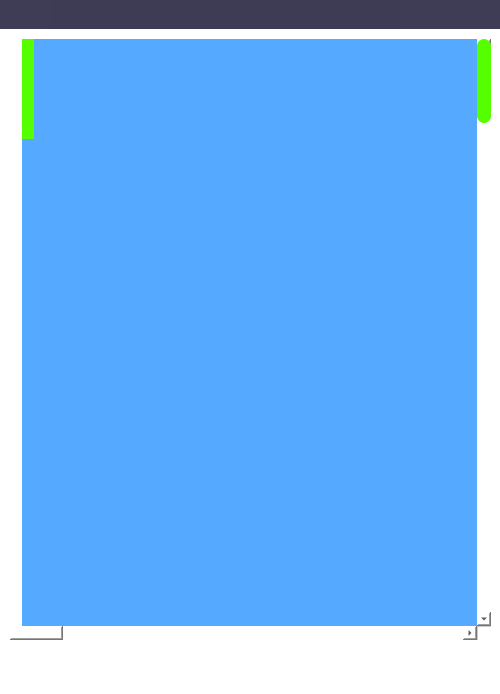
Before: the Qt Designer form ava_desktop_ui/form.ui in ompatel11/ava-desktop, drawn with Qt 5.
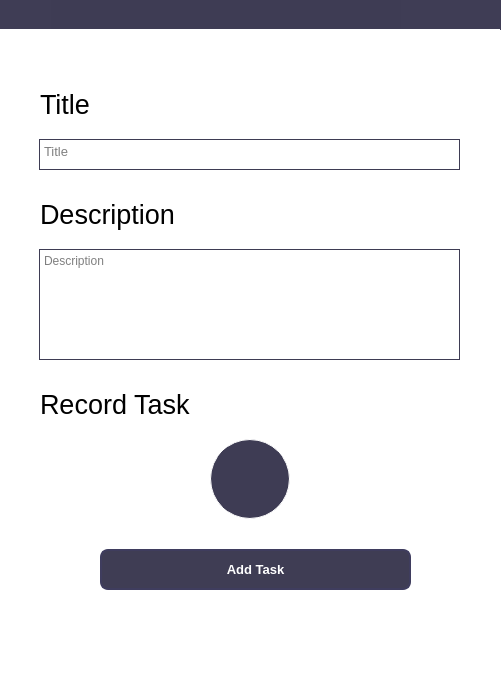
After: the same form once the commit is applied. The open tabs and pages were chosen to show the change. Icons and pictures are not drawn.

Commit message: Added Tasks and Add task Pages.

```diff
--- a/ava_desktop_ui/form.ui
+++ b/ava_desktop_ui/form.ui
@@ -12,7 +12,7 @@
    <rect>
     <x>0</x>
     <y>0</y>
-    <width>500</width>
+    <width>501</width>
     <height>694</height>
    </rect>
   </property>
@@ -1142,8 +1142,8 @@
       <rect>
        <x>10</x>
        <y>10</y>
-       <width>481</width>
-       <height>601</height>
+       <width>480</width>
+       <height>641</height>
       </rect>
      </property>
      <property name="styleSheet">
@@ -1167,8 +1167,8 @@
        <rect>
         <x>0</x>
         <y>0</y>
-        <width>4512</width>
-        <height>4500</height>
+        <width>480</width>
+        <height>641</height>
        </rect>
       </property>
       <property name="layoutDirection">
@@ -1193,63 +1193,293 @@
        <property name="bottomMargin">
         <number>0</number>
        </property>
-       <item>
-        <widget class="QFrame" name="frame_2">
-         <property name="sizePolicy">
-          <sizepolicy hsizetype="Preferred" vsizetype="Preferred">
-           <horstretch>0</horstretch>
-           <verstretch>0</verstretch>
-          </sizepolicy>
-         </property>
-         <property name="minimumSize">
-          <size>
-           <width>4500</width>
-           <height>4500</height>
-          </size>
-         </property>
-         <property name="styleSheet">
-          <string notr="true">background-color: rgb(85, 170, 255);
-border-top-right-radius: 12px;
-border-bottom-right-radius: 12px;</string>
-         </property>
-         <property name="frameShape">
-          <enum>QFrame::StyledPanel</enum>
-         </property>
-         <property name="frameShadow">
-          <enum>QFrame::Raised</enum>
-         </property>
-         <widget class="QFrame" name="frame_8">
-          <property name="geometry">
-           <rect>
-            <x>0</x>
-            <y>0</y>
-            <width>12</width>
-            <height>100</height>
-           </rect>
-          </property>
-          <property name="sizePolicy">
-           <sizepolicy hsizetype="Fixed" vsizetype="Fixed">
-            <horstretch>0</horstretch>
-            <verstretch>0</verstretch>
-           </sizepolicy>
-          </property>
-          <property name="styleSheet">
-           <string notr="true">background-color: rgb(85, 255, 0);
-border-top-right-radius: 0px;
-border-bottom-right-radius: 0px;</string>
-          </property>
-          <property name="frameShape">
-           <enum>QFrame::StyledPanel</enum>
-          </property>
-          <property name="frameShadow">
-           <enum>QFrame::Raised</enum>
-          </property>
-         </widget>
-        </widget>
-       </item>
       </layout>
      </widget>
     </widget>
+    <widget class="QPushButton" name="btnCreateTask">
+     <property name="geometry">
+      <rect>
+       <x>429</x>
+       <y>599</y>
+       <width>60</width>
+       <height>60</height>
+      </rect>
+     </property>
+     <property name="sizePolicy">
+      <sizepolicy hsizetype="Maximum" vsizetype="Maximum">
+       <horstretch>0</horstretch>
+       <verstretch>0</verstretch>
+      </sizepolicy>
+     </property>
+     <property name="maximumSize">
+      <size>
+       <width>100</width>
+       <height>100</height>
+      </size>
+     </property>
+     <property name="styleSheet">
+      <string notr="true">QPushButton{
+background-color: rgb(62, 60, 84);
+border: 1px solid white;
+border-radius: 30;
+}
+QPushButton:pressed{
+	background-color: rgb(103, 100, 138);
+}</string>
+     </property>
+     <property name="text">
+      <string/>
+     </property>
+     <property name="icon">
+      <iconset>
+       <normaloff>Icons/Icon ionic-ios-add@2x.png</normaloff>Icons/Icon ionic-ios-add@2x.png</iconset>
+     </property>
+     <property name="iconSize">
+      <size>
+       <width>32</width>
+       <height>32</height>
+      </size>
+     </property>
+    </widget>
+   </widget>
+   <widget class="QWidget" name="AddTaskPage">
+    <widget class="QTextEdit" name="txtTitle">
+     <property name="geometry">
+      <rect>
+       <x>39</x>
+       <y>110</y>
+       <width>421</width>
+       <height>31</height>
+      </rect>
+     </property>
+     <property name="font">
+      <font>
+       <family>Segoe UI</family>
+       <pointsize>10</pointsize>
+      </font>
+     </property>
+     <property name="styleSheet">
+      <string notr="true">border: 1px solid;
+border-color: rgb(62, 60, 84);</string>
+     </property>
+     <property name="verticalScrollBarPolicy">
+      <enum>Qt::ScrollBarAlwaysOff</enum>
+     </property>
+     <property name="horizontalScrollBarPolicy">
+      <enum>Qt::ScrollBarAlwaysOff</enum>
+     </property>
+     <property name="lineWrapColumnOrWidth">
+      <number>1</number>
+     </property>
+     <property name="acceptRichText">
+      <bool>false</bool>
+     </property>
+     <property name="placeholderText">
+      <string>Title</string>
+     </property>
+    </widget>
+    <widget class="QLabel" name="lblTitle">
+     <property name="geometry">
+      <rect>
+       <x>40</x>
+       <y>60</y>
+       <width>101</width>
+       <height>31</height>
+      </rect>
+     </property>
+     <property name="font">
+      <font>
+       <family>Segoe UI</family>
+       <pointsize>20</pointsize>
+       <italic>false</italic>
+      </font>
+     </property>
+     <property name="text">
+      <string>Title</string>
+     </property>
+    </widget>
+    <widget class="QPushButton" name="btnTaskListener">
+     <property name="geometry">
+      <rect>
+       <x>210</x>
+       <y>410</y>
+       <width>80</width>
+       <height>80</height>
+      </rect>
+     </property>
+     <property name="sizePolicy">
+      <sizepolicy hsizetype="Maximum" vsizetype="Maximum">
+       <horstretch>0</horstretch>
+       <verstretch>0</verstretch>
+      </sizepolicy>
+     </property>
+     <property name="maximumSize">
+      <size>
+       <width>100</width>
+       <height>100</height>
+      </size>
+     </property>
+     <property name="styleSheet">
+      <string notr="true">QPushButton{
+background-color: rgb(62, 60, 84);
+border: 1px solid white;
+border-radius: 40;
+}
+QPushButton:pressed{
+	background-color: rgb(103, 100, 138);
+}</string>
+     </property>
+     <property name="text">
+      <string/>
+     </property>
+     <property name="icon">
+      <iconset>
+       <normaloff>Icons/Icon awesome-play@2x.png</normaloff>Icons/Icon awesome-play@2x.png</iconset>
+     </property>
+     <property name="iconSize">
+      <size>
+       <width>32</width>
+       <height>32</height>
+      </size>
+     </property>
+    </widget>
+    <widget class="QLabel" name="lblDescription">
+     <property name="geometry">
+      <rect>
+       <x>40</x>
+       <y>170</y>
+       <width>161</width>
+       <height>31</height>
+      </rect>
+     </property>
+     <property name="font">
+      <font>
+       <family>Segoe UI</family>
+       <pointsize>20</pointsize>
+       <italic>false</italic>
+      </font>
+     </property>
+     <property name="text">
+      <string>Description</string>
+     </property>
+    </widget>
+    <widget class="QTextEdit" name="txtDescription">
+     <property name="geometry">
+      <rect>
+       <x>39</x>
+       <y>220</y>
+       <width>421</width>
+       <height>111</height>
+      </rect>
+     </property>
+     <property name="styleSheet">
+      <string notr="true">border: 1px solid;
+border-color: rgb(62, 60, 84);</string>
+     </property>
+     <property name="placeholderText">
+      <string>Description</string>
+     </property>
+    </widget>
+    <widget class="QPushButton" name="btnAddTask">
+     <property name="geometry">
+      <rect>
+       <x>100</x>
+       <y>520</y>
+       <width>311</width>
+       <height>41</height>
+      </rect>
+     </property>
+     <property name="font">
+      <font>
+       <family>Segoe UI</family>
+       <pointsize>10</pointsize>
+       <weight>75</weight>
+       <bold>true</bold>
+      </font>
+     </property>
+     <property name="cursor">
+      <cursorShape>PointingHandCursor</cursorShape>
+     </property>
+     <property name="styleSheet">
+      <string notr="true">QPushButton{
+color: rgb(255, 255, 255);
+background-color: rgb(63, 61, 84);
+border: 2px solid  rgb(63, 61, 94);
+border-radius: 8px;
+padding: 4px;
+box-shadow: 0 2px 2px 0 rgba(0, 0, 0, 0.16), 0 0 0 1px rgba(0, 0, 0, 0.08);
+}
+QPushButton:pressed{
+	background-color: rgb(103, 100, 138);
+}</string>
+     </property>
+     <property name="text">
+      <string>Add Task</string>
+     </property>
+    </widget>
+    <widget class="QLabel" name="lblRecordTask">
+     <property name="geometry">
+      <rect>
+       <x>40</x>
+       <y>360</y>
+       <width>161</width>
+       <height>31</height>
+      </rect>
+     </property>
+     <property name="font">
+      <font>
+       <family>Segoe UI</family>
+       <pointsize>20</pointsize>
+       <italic>false</italic>
+      </font>
+     </property>
+     <property name="text">
+      <string>Record Task</string>
+     </property>
+    </widget>
+    <widget class="QPushButton" name="btnTaskListener_2">
+     <property name="geometry">
+      <rect>
+       <x>10</x>
+       <y>10</y>
+       <width>40</width>
+       <height>40</height>
+      </rect>
+     </property>
+     <property name="sizePolicy">
+      <sizepolicy hsizetype="Maximum" vsizetype="Maximum">
+       <horstretch>0</horstretch>
+       <verstretch>0</verstretch>
+      </sizepolicy>
+     </property>
+     <property name="maximumSize">
+      <size>
+       <width>100</width>
+       <height>100</height>
+      </size>
+     </property>
+     <property name="styleSheet">
+      <string notr="true">QPushButton{
+background-color: rgb(255, 255, 255);
+border: 1px solid white;
+border-radius: 20;
+}
+</string>
+     </property>
+     <property name="text">
+      <string/>
+     </property>
+     <property name="icon">
+      <iconset>
+       <normaloff>Icons/Icon awesome-arrow-left@2x.png</normaloff>Icons/Icon awesome-arrow-left@2x.png</iconset>
+     </property>
+     <property name="iconSize">
+      <size>
+       <width>32</width>
+       <height>32</height>
+      </size>
+     </property>
+    </widget>
    </widget>
   </widget>
   <widget class="QFrame" name="title_bar_2">
```
Left out of the diff: 128 changed lines with no effect on the pictures. The commit also changes 18 other files.
